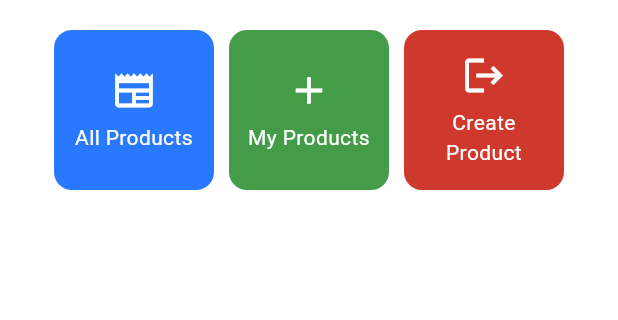
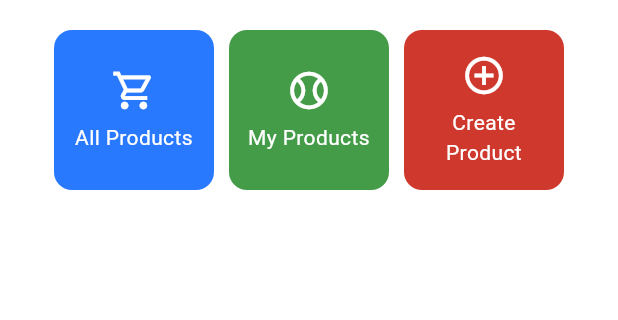
Before and after one commit to Narwhll/narwhll-shop-mobile, a Flutter app: the screen it shows after launch, on a phone screen of 412 x 824 dp, the part 426-746 px from its top. Run offline on Flutter 3.47's test engine with Material 3 defaults, Android fonts, the phone set to English and light mode, and no system bars.

Commit message:
Tugas 7 done.

```diff
--- a/narwhllshop_mobile/lib/menu.dart
+++ b/narwhllshop_mobile/lib/menu.dart
@@ -8,9 +8,9 @@ class MyHomePage extends StatelessWidget {
   final String kelas = "E";
 
   final List<ItemHomePage> items = [
-    ItemHomePage("All Products", Icons.newspaper),
-    ItemHomePage("My Products", Icons.add, warna: const Color.fromARGB(255, 69, 156, 72)),
-    ItemHomePage("Create Product", Icons.logout, warna: const Color.fromARGB(255, 207, 56, 45)),
+    ItemHomePage("All Products", Icons.shopping_cart_outlined),
+    ItemHomePage("My Products", Icons.sports_baseball_outlined, warna: const Color.fromARGB(255, 69, 156, 72)),
+    ItemHomePage("Create Product", Icons.add_circle_outline, warna: const Color.fromARGB(255, 207, 56, 45)),
   ];
 
 
@@ -91,10 +91,7 @@ class InfoCard extends StatelessWidget {
             padding: const EdgeInsets.all(16.0),
             child: Column(
               children: [
-                Text(
-                  title,
-                  style: const TextStyle(fontWeight: FontWeight.bold),
-                ),
+                Text(title, style: const TextStyle(fontWeight: FontWeight.bold)),
                 const SizedBox(height: 8.0),
                 Text(content),
               ],
```
Also changed, not shown: narwhllshop_mobile/lib/main.dart (+0 -15 lines), 1 other file.
